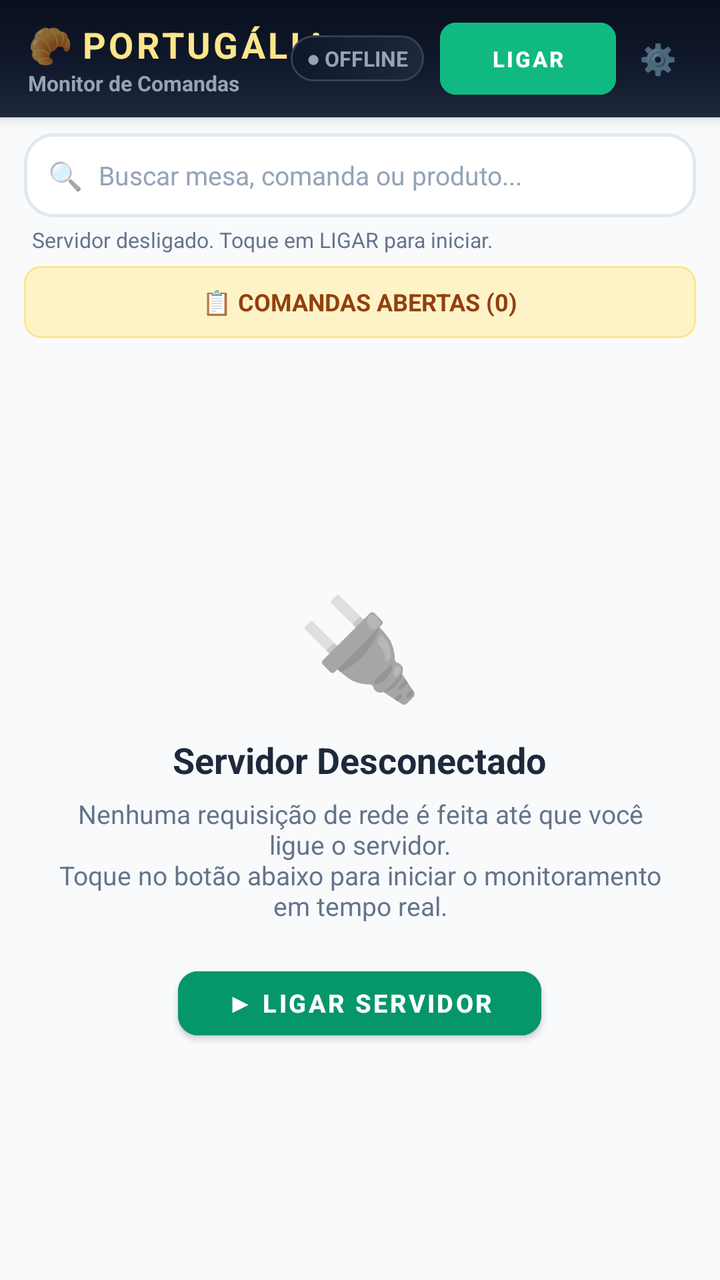
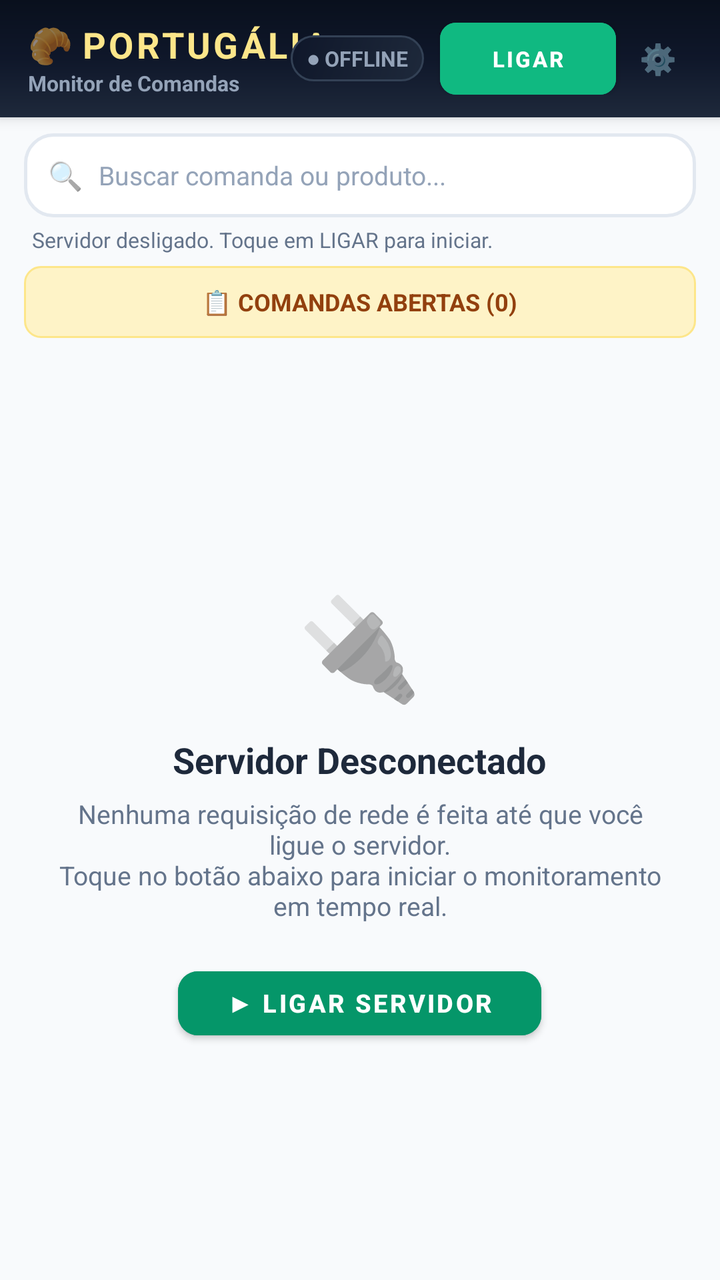

Compare the two renders of this Android layout. The source of the first and the diff that turns it into the second are given below.
<!-- AndroidManifest.xml: application theme Theme.AppMesas -->
<!-- res/layout/activity_main.xml -->
<?xml version="1.0" encoding="utf-8"?>
<LinearLayout xmlns:android="http://schemas.android.com/apk/res/android"
    xmlns:app="http://schemas.android.com/apk/res-auto"
    android:id="@+id/rootLayoutMain"
    android:layout_width="match_parent"
    android:layout_height="match_parent"
    android:orientation="vertical"
    android:background="#F8FAFC"
    android:fitsSystemWindows="true">

    
    <LinearLayout
        android:layout_width="match_parent"
        android:layout_height="wrap_content"
        android:orientation="vertical"
        android:background="@drawable/bg_header_luxury"
        android:paddingStart="14dp"
        android:paddingEnd="14dp"
        android:paddingTop="10dp"
        android:paddingBottom="10dp"
        android:elevation="4dp">

        <RelativeLayout
            android:layout_width="match_parent"
            android:layout_height="wrap_content">

            
            <LinearLayout
                android:layout_width="wrap_content"
                android:layout_height="wrap_content"
                android:layout_alignParentStart="true"
                android:layout_centerVertical="true"
                android:orientation="vertical">

                <LinearLayout
                    android:layout_width="wrap_content"
                    android:layout_height="wrap_content"
                    android:orientation="horizontal"
                    android:gravity="center_vertical">

                    <TextView
                        android:layout_width="wrap_content"
                        android:layout_height="wrap_content"
                        android:text="🥐 "
                        android:textSize="18sp" />

                    <TextView
                        android:layout_width="wrap_content"
                        android:layout_height="wrap_content"
                        android:text="PORTUGÁLIA"
                        android:textColor="#FDE68A"
                        android:textSize="18sp"
                        android:textStyle="bold"
                        android:letterSpacing="0.08" />
                </LinearLayout>

                <TextView
                    android:id="@+id/tvNomeUsuarioLogado"
                    android:layout_width="wrap_content"
                    android:layout_height="wrap_content"
                    android:text="Monitor de Comandas"
                    android:textColor="#94A3B8"
                    android:textSize="10.5sp"
                    android:textStyle="bold"
                    android:clickable="true"
                    android:focusable="true" />
            </LinearLayout>

            
            <LinearLayout
                android:layout_width="wrap_content"
                android:layout_height="wrap_content"
                android:layout_alignParentEnd="true"
                android:layout_centerVertical="true"
                android:orientation="horizontal"
                android:gravity="center_vertical">

                
                <TextView
                    android:id="@+id/tvStatusServidorPill"
                    android:layout_width="wrap_content"
                    android:layout_height="wrap_content"
                    android:background="@drawable/bg_dashboard_card_slate"
                    android:paddingStart="8dp"
                    android:paddingEnd="8dp"
                    android:paddingTop="4dp"
                    android:paddingBottom="4dp"
                    android:text="● OFFLINE"
                    android:textColor="#94A3B8"
                    android:textSize="10.5sp"
                    android:textStyle="bold" />

                
                <com.google.android.material.button.MaterialButton
                    android:id="@+id/btnLigarServidor"
                    android:layout_width="wrap_content"
                    android:layout_height="36dp"
                    android:layout_marginStart="8dp"
                    android:text="LIGAR"
                    android:textSize="11sp"
                    android:textStyle="bold"
                    app:cornerRadius="8dp"
                    android:backgroundTint="#10B981"
                    android:textColor="#FFFFFF"
                    android:insetTop="0dp"
                    android:insetBottom="0dp"
                    android:paddingStart="12dp"
                    android:paddingEnd="12dp" />

                
                <TextView
                    android:id="@+id/btnConfigIpPorta"
                    android:layout_width="34dp"
                    android:layout_height="34dp"
                    android:layout_marginStart="4dp"
                    android:gravity="center"
                    android:text="⚙️"
                    android:textSize="15sp"
                    android:clickable="true"
                    android:focusable="true" />
            </LinearLayout>
        </RelativeLayout>
    </LinearLayout>

    
    <LinearLayout
        android:layout_width="match_parent"
        android:layout_height="wrap_content"
        android:orientation="vertical"
        android:paddingStart="12dp"
        android:paddingEnd="12dp"
        android:paddingTop="8dp"
        android:paddingBottom="4dp">

        <LinearLayout
            android:id="@+id/layoutSearchContainer"
            android:layout_width="match_parent"
            android:layout_height="42dp"
            android:background="@drawable/bg_search_bar"
            android:orientation="horizontal"
            android:gravity="center_vertical"
            android:paddingStart="12dp"
            android:paddingEnd="12dp">

            <TextView
                android:layout_width="wrap_content"
                android:layout_height="wrap_content"
                android:text="🔍"
                android:textSize="14sp"
                android:layout_marginEnd="8dp" />

            <EditText
                android:id="@+id/etBuscarMesa"
                android:layout_width="0dp"
                android:layout_height="match_parent"
                android:layout_weight="1"
                android:background="@null"
                android:hint="Buscar mesa, comanda ou produto..."
                android:textColor="#0F172A"
                android:textColorHint="#94A3B8"
                android:textSize="13sp"
                android:inputType="text"
                android:maxLines="1" />

            <TextView
                android:id="@+id/btnClearSearch"
                android:layout_width="28dp"
                android:layout_height="28dp"
                android:gravity="center"
                android:text="✕"
                android:textColor="#94A3B8"
                android:textSize="13sp"
                android:visibility="gone" />
        </LinearLayout>

        
        <TextView
            android:id="@+id/tvUltimaSincronizacao"
            android:layout_width="match_parent"
            android:layout_height="wrap_content"
            android:layout_marginTop="4dp"
            android:layout_marginStart="4dp"
            android:text="Servidor desligado. Toque em LIGAR para iniciar."
            android:textColor="#64748B"
            android:textSize="10.5sp"
            android:maxLines="1"
            android:ellipsize="end" />
    </LinearLayout>

    
    <LinearLayout
        android:id="@+id/tabMonitor"
        android:layout_width="match_parent"
        android:layout_height="36dp"
        android:orientation="horizontal"
        android:gravity="center"
        android:background="@drawable/bg_pill_comanda"
        android:paddingStart="12dp"
        android:paddingEnd="12dp"
        android:layout_marginStart="12dp"
        android:layout_marginEnd="12dp"
        android:layout_marginTop="2dp"
        android:layout_marginBottom="4dp">

        <TextView
            android:id="@+id/tvTabMonitorTitulo"
            android:layout_width="wrap_content"
            android:layout_height="wrap_content"
            android:text="📋 COMANDAS ABERTAS (0)"
            android:textColor="#92400E"
            android:textSize="12sp"
            android:textStyle="bold" />
    </LinearLayout>

    
    <LinearLayout
        android:id="@+id/tabMesas"
        android:layout_width="0dp"
        android:layout_height="0dp"
        android:visibility="gone">
        <TextView
            android:id="@+id/tvTabMesasTitulo"
            android:layout_width="0dp"
            android:layout_height="0dp"
            android:visibility="gone" />
    </LinearLayout>

    
    <FrameLayout
        android:layout_width="match_parent"
        android:layout_height="0dp"
        android:layout_weight="1">

        
        <LinearLayout
            android:id="@+id/layoutEmptyServidor"
            android:layout_width="match_parent"
            android:layout_height="match_parent"
            android:orientation="vertical"
            android:gravity="center"
            android:padding="28dp"
            android:visibility="visible">

            <TextView
                android:id="@+id/tvEmptyServidorIcone"
                android:layout_width="wrap_content"
                android:layout_height="wrap_content"
                android:text="🔌"
                android:textSize="50sp" />

            <TextView
                android:id="@+id/tvEmptyServidorTitulo"
                android:layout_width="wrap_content"
                android:layout_height="wrap_content"
                android:layout_marginTop="12dp"
                android:text="Servidor Desconectado"
                android:textColor="#1E293B"
                android:textSize="18sp"
                android:textStyle="bold" />

            <TextView
                android:id="@+id/tvEmptyServidorDesc"
                android:layout_width="wrap_content"
                android:layout_height="wrap_content"
                android:layout_marginTop="6dp"
                android:gravity="center"
                android:text="Nenhuma requisição de rede é feita até que você ligue o servidor.\nToque no botão abaixo para iniciar o monitoramento em tempo real."
                android:textColor="#64748B"
                android:textSize="13sp" />

            <com.google.android.material.button.MaterialButton
                android:id="@+id/btnEmptyLigarServidor"
                android:layout_width="wrap_content"
                android:layout_height="44dp"
                android:layout_marginTop="18dp"
                android:text="▶ LIGAR SERVIDOR"
                android:textSize="12.5sp"
                android:textStyle="bold"
                app:cornerRadius="10dp"
                android:backgroundTint="#059669"
                android:textColor="#FFFFFF"
                android:paddingStart="24dp"
                android:paddingEnd="24dp" />
        </LinearLayout>

        
        <LinearLayout
            android:id="@+id/layoutConnectingServidor"
            android:layout_width="match_parent"
            android:layout_height="match_parent"
            android:orientation="vertical"
            android:gravity="center"
            android:padding="24dp"
            android:visibility="gone">

            <ProgressBar
                android:layout_width="44dp"
                android:layout_height="44dp"
                android:indeterminateTint="#0284C7" />

            <TextView
                android:layout_width="wrap_content"
                android:layout_height="wrap_content"
                android:layout_marginTop="12dp"
                android:text="Descobrindo Comandas Abertas..."
                android:textColor="#0F172A"
                android:textSize="15sp"
                android:textStyle="bold" />

            <TextView
                android:layout_width="wrap_content"
                android:layout_height="wrap_content"
                android:layout_marginTop="4dp"
                android:text="Consultando DataSnap Padaria..."
                android:textColor="#64748B"
                android:textSize="12sp" />
        </LinearLayout>

        
        <androidx.recyclerview.widget.RecyclerView
            android:id="@+id/rvComandasMonitoradas"
            android:layout_width="match_parent"
            android:layout_height="match_parent"
            android:paddingStart="6dp"
            android:paddingEnd="6dp"
            android:paddingTop="2dp"
            android:paddingBottom="14dp"
            android:clipToPadding="false"
            android:visibility="gone" />

        
        <androidx.recyclerview.widget.RecyclerView
            android:id="@+id/rvMesas"
            android:layout_width="match_parent"
            android:layout_height="match_parent"
            android:paddingStart="6dp"
            android:paddingEnd="6dp"
            android:paddingTop="2dp"
            android:paddingBottom="14dp"
            android:clipToPadding="false"
            android:visibility="gone" />

        
        <androidx.recyclerview.widget.RecyclerView
            android:id="@+id/rvFilaPedidos"
            android:layout_width="match_parent"
            android:layout_height="match_parent"
            android:paddingStart="6dp"
            android:paddingEnd="6dp"
            android:paddingTop="2dp"
            android:paddingBottom="14dp"
            android:clipToPadding="false"
            android:visibility="gone" />
    </FrameLayout>

    
    <LinearLayout
        android:id="@+id/layoutElementosLegadosCompatibilidade"
        android:layout_width="0dp"
        android:layout_height="0dp"
        android:visibility="gone">

        <com.google.android.material.card.MaterialCardView
            android:id="@+id/cardControleServidor"
            android:layout_width="0dp"
            android:layout_height="0dp" />

        <TextView android:id="@+id/tvResumoAbertas" android:layout_width="0dp" android:layout_height="0dp" />
        <TextView android:id="@+id/tvResumoFechadas" android:layout_width="0dp" android:layout_height="0dp" />
        <TextView android:id="@+id/tvResumoAlertas15m" android:layout_width="0dp" android:layout_height="0dp" />
        <TextView android:id="@+id/tvServerStatusTag" android:layout_width="0dp" android:layout_height="0dp" />
        <LinearLayout android:id="@+id/btnConfigServidor" android:layout_width="0dp" android:layout_height="0dp" />
        <LinearLayout android:id="@+id/btnAdicionarMesaServidor" android:layout_width="0dp" android:layout_height="0dp" />
        <LinearLayout android:id="@+id/btnAddMinhaComandaRapida" android:layout_width="0dp" android:layout_height="0dp" />
        <LinearLayout android:id="@+id/layoutChipsMinhasComandas" android:layout_width="0dp" android:layout_height="0dp" />
        <TextView android:id="@+id/btnFiltroTodas" android:layout_width="0dp" android:layout_height="0dp" />
        <TextView android:id="@+id/btnFiltroMinhas" android:layout_width="0dp" android:layout_height="0dp" />
        <TextView android:id="@+id/btnFiltroAbertas" android:layout_width="0dp" android:layout_height="0dp" />
        <TextView android:id="@+id/btnFiltroLivres" android:layout_width="0dp" android:layout_height="0dp" />
        <LinearLayout android:id="@+id/btnAvisosRecentes" android:layout_width="0dp" android:layout_height="0dp" />
        <TextView android:id="@+id/tvBadgeAvisos" android:layout_width="0dp" android:layout_height="0dp" />
        <LinearLayout android:id="@+id/layoutFiltrosMesas" android:layout_width="0dp" android:layout_height="0dp" />
        <LinearLayout android:id="@+id/layoutHeaderFila" android:layout_width="0dp" android:layout_height="0dp" />
        <TextView android:id="@+id/btnLimparEntreguesFila" android:layout_width="0dp" android:layout_height="0dp" />
        <TextView android:id="@+id/btnFilaFiltroTodas" android:layout_width="0dp" android:layout_height="0dp" />
        <TextView android:id="@+id/btnFilaFiltroBebidas" android:layout_width="0dp" android:layout_height="0dp" />
        <TextView android:id="@+id/btnFilaFiltroComidas" android:layout_width="0dp" android:layout_height="0dp" />
        <LinearLayout android:id="@+id/tabFilaPedidos" android:layout_width="0dp" android:layout_height="0dp" />
        <TextView android:id="@+id/tvTabFilaTitulo" android:layout_width="0dp" android:layout_height="0dp" />
    </LinearLayout>

</LinearLayout>
<!-- resources referenced by this layout -->
<resources>
  <!-- drawable bg_dashboard_card_slate (drawable) -->
  <?xml version="1.0" encoding="utf-8"?>
  <shape xmlns:android="http://schemas.android.com/apk/res/android"
      android:shape="rectangle">
      <gradient
          android:startColor="#1E293B"
          android:endColor="#0F172A"
          android:angle="135" />
      <stroke
          android:width="1dp"
          android:color="#334155" />
      <corners android:radius="14dp" />
  </shape>
  <!-- drawable bg_header_luxury (drawable) -->
  <?xml version="1.0" encoding="utf-8"?>
  <shape xmlns:android="http://schemas.android.com/apk/res/android"
      android:shape="rectangle">
      <gradient
          android:startColor="#09101D"
          android:centerColor="#0F172A"
          android:endColor="#1E293B"
          android:angle="270" />
  </shape>
  <!-- drawable bg_pill_comanda (drawable) -->
  <?xml version="1.0" encoding="utf-8"?>
  <shape xmlns:android="http://schemas.android.com/apk/res/android"
      android:shape="rectangle">
      <solid android:color="#FEF3C7" />
      <stroke android:width="1dp" android:color="#FDE68A" />
      <corners android:radius="8dp" />
      <padding android:left="8dp" android:right="8dp" android:top="3dp" android:bottom="3dp" />
  </shape>
  <!-- drawable bg_search_bar (drawable) -->
  <?xml version="1.0" encoding="utf-8"?>
  <shape xmlns:android="http://schemas.android.com/apk/res/android"
      android:shape="rectangle">
      <solid android:color="#FFFFFF" />
      <stroke
          android:width="1.5dp"
          android:color="#E2E8F0" />
      <corners android:radius="14dp" />
  </shape>
  <style name="Theme.AppMesas" parent="Theme.MaterialComponents.Light.NoActionBar">
          <item name="colorPrimary">@color/purple_500</item>
          <item name="colorPrimaryVariant">@color/purple_700</item>
          <item name="colorOnPrimary">@color/white</item>
          <item name="colorSecondary">@color/teal_700</item>
          <item name="colorSecondaryVariant">@color/teal_700</item>
          <item name="colorOnSecondary">@color/white</item>
          <item name="android:statusBarColor">@color/bg_header</item>
          <item name="android:navigationBarColor">@color/bg_dark</item>
          <item name="android:windowLightStatusBar">false</item>
          <item name="android:windowBackground">@color/bg_dark</item>
          <item name="android:textSize">15sp</item>
      </style>
  <color name="purple_500">#0F172A</color>
  <color name="purple_700">#09101D</color>
  <color name="white">#FFFFFF</color>
  <color name="teal_700">#0D9488</color>
  <color name="bg_header">#0F172A</color>
  <color name="bg_dark">#F1F5F9</color>
</resources>

<!-- the commit's change to res/layout/activity_main.xml (unified diff, before → after) -->
@@ -155,7 +155,7 @@
                 android:layout_height="match_parent"
                 android:layout_weight="1"
                 android:background="@null"
-                android:hint="Buscar mesa, comanda ou produto..."
+                android:hint="Buscar comanda ou produto..."
                 android:textColor="#0F172A"
                 android:textColorHint="#94A3B8"
                 android:textSize="13sp"
